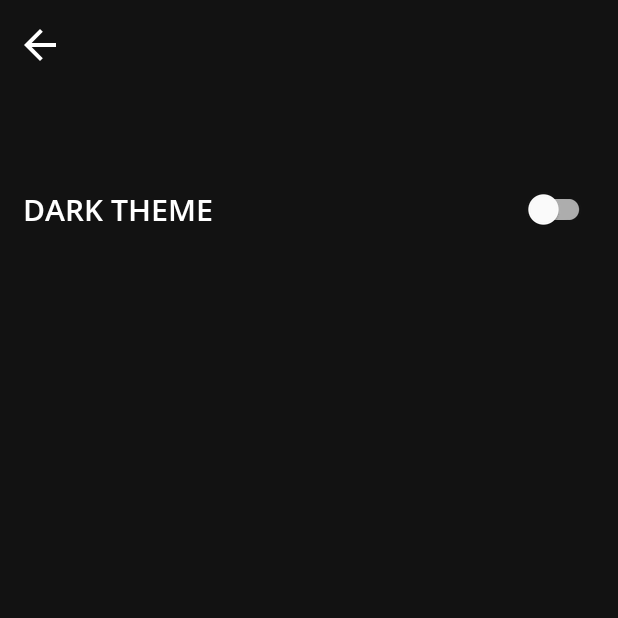
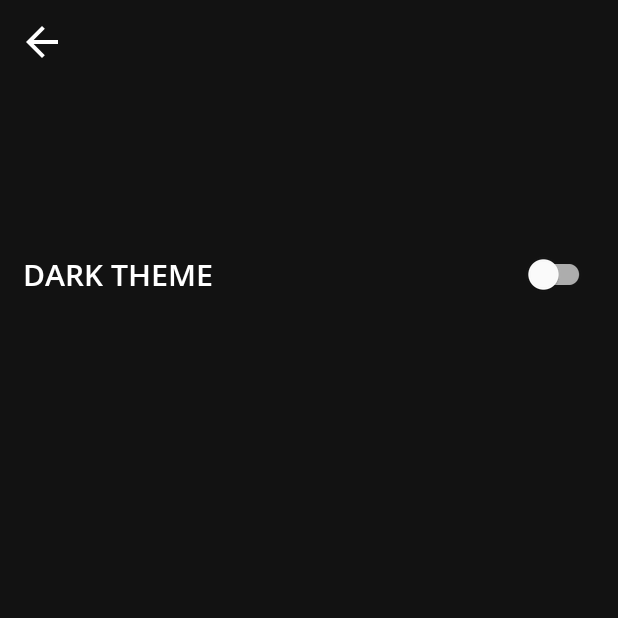
Before and after one commit to tontsa28/opencalc, an Android app: the SettingsActivity screen opened directly, with no data from a screen before it, on a phone screen of 412 x 824 dp, the top half of it. Run offline under Robolectric (Android 15) with nearby library versions, the light colour scheme and no system bars.

Commit message:
Action bar (#6)
* Added basic toolbar

* Remade toolbar properly

```diff
--- a/app/src/main/AndroidManifest.xml
+++ b/app/src/main/AndroidManifest.xml
@@ -17,8 +17,8 @@
         android:roundIcon="@mipmap/ic_launcher_round"
         android:supportsRtl="true"
         android:theme="@style/splashScreenTheme">
-        <activity android:name=".SettingsActivity">
-
+        <activity android:name=".SettingsActivity"
+            android:parentActivityName=".MainActivity">
         </activity>
         <activity android:name=".MainActivity">
             <intent-filter>
--- a/app/src/main/java/com/tontsadev/opencalc/SettingsActivity.java
+++ b/app/src/main/java/com/tontsadev/opencalc/SettingsActivity.java
@@ -1,25 +1,47 @@
 package com.tontsadev.opencalc;
 
+// Import AppCompatActivity
 import androidx.appcompat.app.AppCompatActivity;
 
+// Import other classes
 import android.content.Intent;
 import android.os.Bundle;
-import android.widget.ImageButton;
+import android.view.Menu;
+import android.view.MenuInflater;
+import android.view.MenuItem;
 
+import androidx.appcompat.widget.Toolbar;
+
+import java.util.Objects;
+
+// SettingsActivity class
 public class SettingsActivity extends AppCompatActivity {
 
+    // Initialize the activity
     @Override
     protected void onCreate(Bundle savedInstanceState) {
+
+        // Set activity_settings as the activity
         super.onCreate(savedInstanceState);
         setContentView(R.layout.activity_settings);
 
-        ImageButton backBTN = findViewById(R.id.backBTN);
-        backBTN.setOnClickListener(view -> openMainActivity());
+        // Add toolbar to activity
+        Toolbar toolbar = findViewById(R.id.toolBar);
+        setSupportActionBar(toolbar);
+        Objects.requireNonNull(getSupportActionBar()).setDisplayShowTitleEnabled(false);
+        getSupportActionBar().setDisplayHomeAsUpEnabled(true);
+        getSupportActionBar().setHomeAsUpIndicator(R.drawable.ic_arrowback_white);
+
     }
 
-    // Go back to calculator activity
-    public void openMainActivity() {
-        Intent intent = new Intent(this, MainActivity.class);
-        startActivity(intent);
+    // Initialize toolbar
+    @Override
+    public boolean onCreateOptionsMenu(Menu menu) {
+
+        // Add menu items to the toolbar
+        MenuInflater inflater = getMenuInflater();
+        inflater.inflate(R.menu.menu_settings, menu);
+        return true;
+
     }
 }
--- a/app/src/main/res/layout/activity_settings.xml
+++ b/app/src/main/res/layout/activity_settings.xml
@@ -7,20 +7,8 @@
     android:background="#121212"
     tools:context=".SettingsActivity">
 
-    <ImageButton
-        android:id="@+id/backBTN"
-        android:layout_width="53dp"
-        android:layout_height="60dp"
-        android:layout_marginBottom="687dp"
-        android:background="#121212"
-        app:layout_constraintBottom_toBottomOf="parent"
-        app:layout_constraintEnd_toEndOf="parent"
-        app:layout_constraintHorizontal_bias="0.0"
-        app:layout_constraintStart_toStartOf="parent"
-        app:layout_constraintTop_toTopOf="parent"
-        app:layout_constraintVertical_bias="0.0"
-        app:srcCompat="@drawable/ic_arrowback_white"
-        tools:ignore="ContentDescription" />
+    <include
+        layout="@layout/toolbar" />
 
     <TableRow
         android:layout_width="match_parent"
--- /dev/null
+++ b/app/src/main/res/layout/toolbar.xml
@@ -0,0 +1,8 @@
+<?xml version="1.0" encoding="utf-8"?>
+<androidx.appcompat.widget.Toolbar xmlns:android="http://schemas.android.com/apk/res/android"
+    android:layout_width="match_parent"
+    android:layout_height="?attr/actionBarSize"
+    android:background="#121212"
+    android:id="@+id/toolBar"
+    android:theme="@style/ThemeOverlay.MaterialComponents.Dark">
+</androidx.appcompat.widget.Toolbar>
--- /dev/null
+++ b/app/src/main/res/menu/menu_settings.xml
@@ -0,0 +1,3 @@
+<?xml version="1.0" encoding="utf-8"?>
+<menu>
+</menu>
--- a/app/src/main/res/values/strings.xml
+++ b/app/src/main/res/values/strings.xml
@@ -28,6 +28,7 @@
     <string name="display"> </string>
 
     <string name="settings">Settings</string>
+    <string name="arrowback">Arrow back</string>
 
     <string name="darktheme">DARK THEME</string>
 
```
Also changed, not shown: app/src/main/java/com/tontsadev/opencalc/MainActivity.java (+57 -13 lines), app/src/main/res/layout/activity_main.xml (+3 -14 lines), app/src/main/res/menu/menu_main.xml (added, +11 -0 lines).
